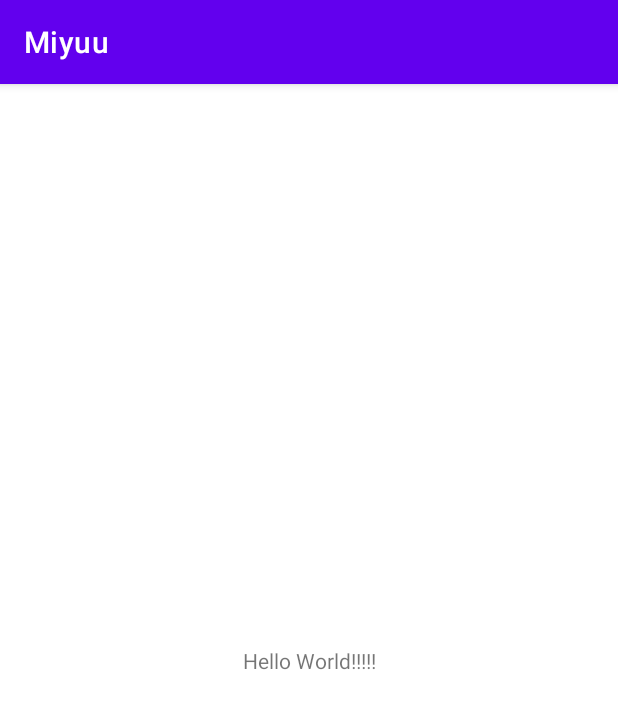
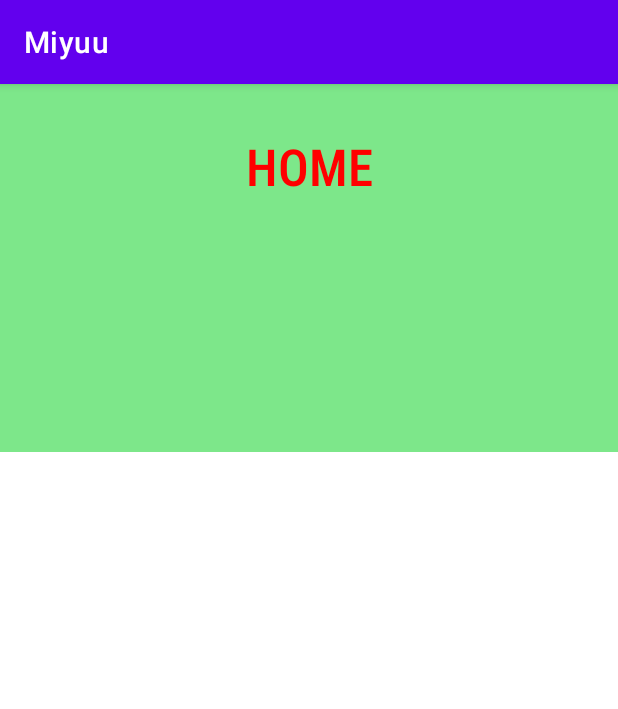
Before and after one commit to Ryuseisukisugite/MIYUU, an Android app: the MainActivity screen opened directly, with no data from a screen before it, on a phone screen of 412 x 824 dp. Shown: the top 709 px of the screen. Run offline under Robolectric (Android 15) with nearby library versions, the phone set to English and light mode, and no system bars.

Commit message:
poiftyrs
khkgyfutdysr

```diff
--- a/app/src/main/res/layout/activity_main.xml
+++ b/app/src/main/res/layout/activity_main.xml
@@ -4,15 +4,34 @@
     xmlns:tools="http://schemas.android.com/tools"
     android:layout_width="match_parent"
     android:layout_height="match_parent"
+    android:background="#FFFFFF"
     tools:context=".MainActivity">
 
-    <TextView
-        android:layout_width="wrap_content"
-        android:layout_height="wrap_content"
-        android:text="Hello World!!!!!"
+    <androidx.constraintlayout.widget.ConstraintLayout
+        android:id="@+id/constraintLayout"
+        android:layout_width="412dp"
+        android:layout_height="245dp"
+        android:background="#8B11D32A"
         app:layout_constraintBottom_toBottomOf="parent"
-        app:layout_constraintLeft_toLeftOf="parent"
-        app:layout_constraintRight_toRightOf="parent"
-        app:layout_constraintTop_toTopOf="parent" />
+        app:layout_constraintEnd_toEndOf="parent"
+        app:layout_constraintHorizontal_bias="1.0"
+        app:layout_constraintStart_toStartOf="parent"
+        app:layout_constraintTop_toTopOf="parent"
+        app:layout_constraintVertical_bias="0.0">
 
+        <TextView
+            android:id="@+id/textView3"
+            android:layout_width="114dp"
+            android:layout_height="52dp"
+            android:fontFamily="sans-serif-condensed-medium"
+            android:gravity="center_horizontal|center_vertical"
+            android:text="HOME"
+            android:textAppearance="@style/TextAppearance.AppCompat.Display1"
+            android:textColor="#FF0000"
+            app:layout_constraintBottom_toBottomOf="parent"
+            app:layout_constraintEnd_toEndOf="parent"
+            app:layout_constraintStart_toStartOf="parent"
+            app:layout_constraintTop_toTopOf="parent"
+            app:layout_constraintVertical_bias="0.149" />
+    </androidx.constraintlayout.widget.ConstraintLayout>
 </androidx.constraintlayout.widget.ConstraintLayout>
```
